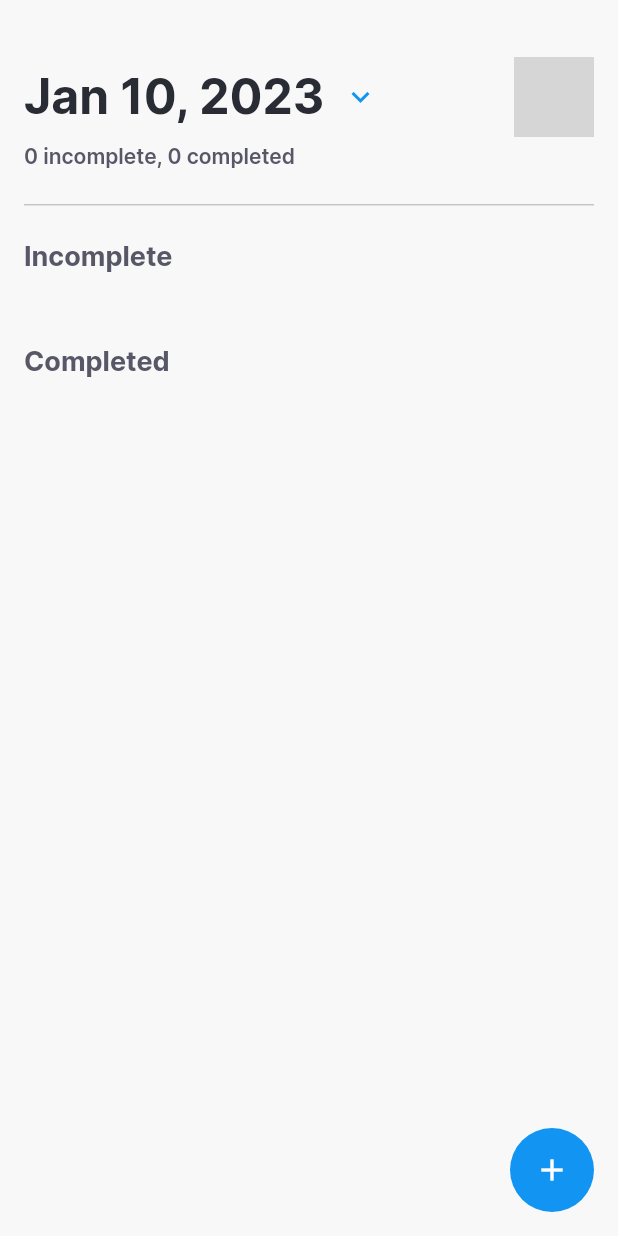
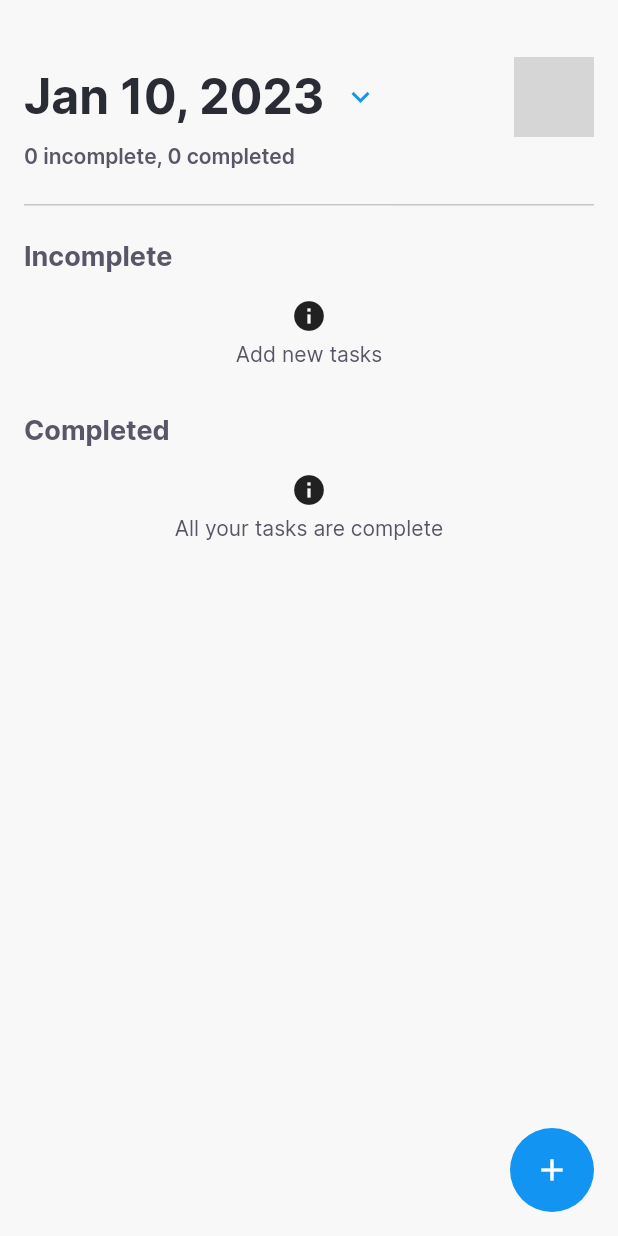
Before and after one commit to AbelTarazona/applaudo_flutter_challenge, a Flutter app: the screen it shows after launch, on a phone screen of 412 x 824 dp. Run offline on Flutter 3.47's test engine with Material 2 defaults, Android fonts, the phone set to English and light mode, and no system bars; our stand-ins replace bloc, dartz, equatable, flutter_bloc, get_it, shared_preferences; missing offline and left inert: chuck_interceptor; network calls fail; grey boxes are pictures that could not be loaded.

Commit message:
improving the logic of the task list

```diff
--- a/lib/data/mappers/remote_to_entity_mapper.dart
+++ b/lib/data/mappers/remote_to_entity_mapper.dart
@@ -5,5 +5,5 @@ extension TaskX on DocumentModel {
   TaskToDo toEntity() => TaskToDo(
       title: fields.name.stringValue,
       date: fields.date.integerValue,
-      isDone: fields.isCompleted.booleanValue);
+      isComplete: fields.isCompleted.booleanValue);
 }
--- a/lib/domain/entities/task_todo.dart
+++ b/lib/domain/entities/task_todo.dart
@@ -1,6 +1,18 @@
 class TaskToDo {
   final String title;
   final String date;
-  bool isDone;
-  TaskToDo({required this.title, required this.date, required this.isDone});
+  bool isComplete;
+  TaskToDo({required this.title, required this.date, required this.isComplete});
+
+  TaskToDo copyWith({
+    String? title,
+    String? date,
+    bool? isComplete,
+  }) {
+    return TaskToDo(
+      title: title ?? this.title,
+      date: date ?? this.date,
+      isComplete: isComplete ?? this.isComplete,
+    );
+  }
 }
--- a/lib/presentation/bloc/task_bloc/task_event.dart
+++ b/lib/presentation/bloc/task_bloc/task_event.dart
@@ -8,3 +8,13 @@ class GetTasks extends TaskEvent {
   @override
   List<Object?> get props => [];
 }
+
+class UpdateTask extends TaskEvent {
+  final TaskToDo task;
+  const UpdateTask({
+    required this.task,
+  });
+
+  @override
+  List<Object> get props => [task];
+}
--- /dev/null
+++ b/lib/presentation/empty_list.dart
@@ -0,0 +1,23 @@
+import 'package:flutter/material.dart';
+import 'package:todo/core/utils/spacer.dart';
+
+class EmptyList extends StatelessWidget {
+
+  final String title;
+
+  const EmptyList({Key? key, required this.title}) : super(key: key);
+
+  @override
+  Widget build(BuildContext context) {
+    return Center(
+      child: Column(
+        mainAxisSize: MainAxisSize.min,
+        children: [
+          Icon(Icons.info),
+          VSpacer(5),
+          Text(title)
+        ],
+      ),
+    );
+  }
+}
--- a/lib/presentation/pages/home_page.dart
+++ b/lib/presentation/pages/home_page.dart
@@ -1,12 +1,14 @@
 import 'package:flutter/material.dart';
 import 'package:flutter_bloc/flutter_bloc.dart';
 import 'package:todo/core/app/ap_colors.dart';
+import 'package:todo/core/app/navigator.dart';
 import 'package:todo/core/utils/formatter.dart';
 import 'package:todo/core/utils/mock.dart';
 import 'package:todo/core/utils/screen.dart';
 import 'package:todo/core/utils/spacer.dart';
 import 'package:todo/domain/entities/task_todo.dart';
 import 'package:todo/presentation/bloc/task_bloc/task_bloc.dart';
+import 'package:todo/presentation/empty_list.dart';
 import 'package:todo/presentation/widgets/item_complete_task.dart';
 import 'package:todo/presentation/widgets/item_incomplete_task.dart';
 
@@ -32,7 +34,9 @@ class _HomePageState extends State<HomePage> {
         List<TaskToDo> completeList = state.completedTasks;
         return Scaffold(
           floatingActionButton: FloatingActionButton(
-            onPressed: () {},
+            onPressed: () {
+              AppNavigator.push(Routes.ADD_TASK);
+            },
             backgroundColor: APColors.dodgerBlue,
             elevation: 0,
             child: const Icon(Icons.add),
@@ -98,13 +102,14 @@ class _HomePageState extends State<HomePage> {
                             ),
                           ),
                           const VSpacer(16),
+                          if (pendingList.isEmpty)
+                            const EmptyList(title: 'Add new tasks'),
                           ListView.separated(
                               shrinkWrap: true,
                               physics: const NeverScrollableScrollPhysics(),
                               itemBuilder: (context, pos) {
                                 return ItemIncompleteTask(
-                                  title: pendingList[pos].title,
-                                  category: 'Category',
+                                  task: pendingList[pos],
                                 );
                               },
                               separatorBuilder: (context, pos) {
@@ -120,12 +125,15 @@ class _HomePageState extends State<HomePage> {
                             ),
                           ),
                           const VSpacer(16),
+                          if (completeList.isEmpty)
+                            const EmptyList(
+                                title: 'All your tasks are complete'),
                           ListView.separated(
                               shrinkWrap: true,
                               physics: const NeverScrollableScrollPhysics(),
                               itemBuilder: (context, pos) {
                                 return ItemCompleteTask(
-                                    title: completeList[pos].title);
+                                    task: completeList[pos]);
                               },
                               separatorBuilder: (context, pos) {
                                 return const VSpacer(16);
```
Also changed, not shown: lib/core/app/center_api.dart (+3 -3 lines), lib/core/utils/constants.dart (+2 -0 lines), lib/presentation/bloc/task_bloc/task_bloc.dart (+21 -2 lines), lib/presentation/widgets/item_complete_task.dart (+13 -5 lines), lib/presentation/widgets/item_incomplete_task.dart (+14 -10 lines).
